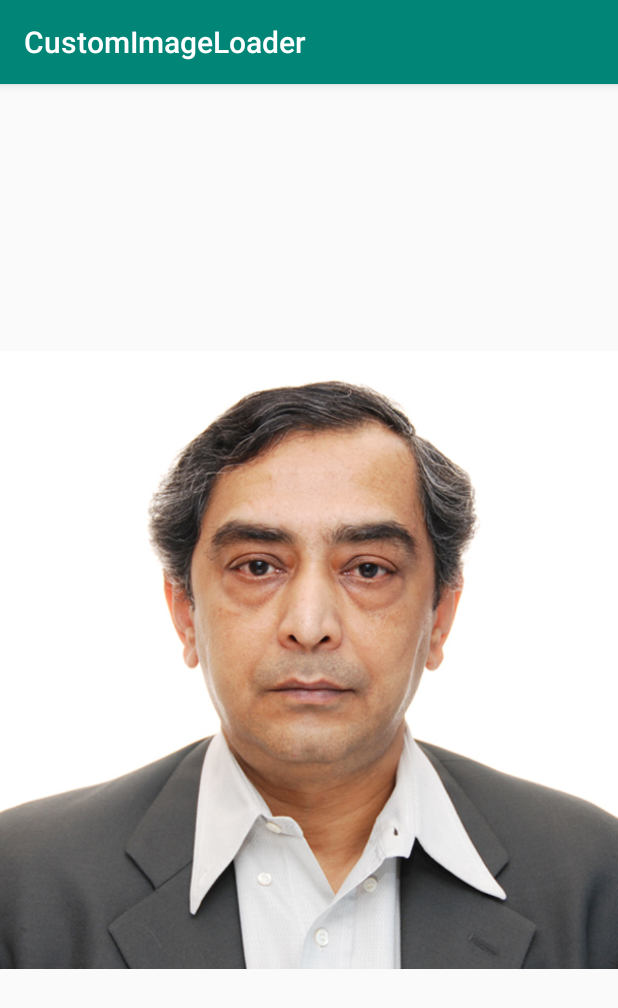
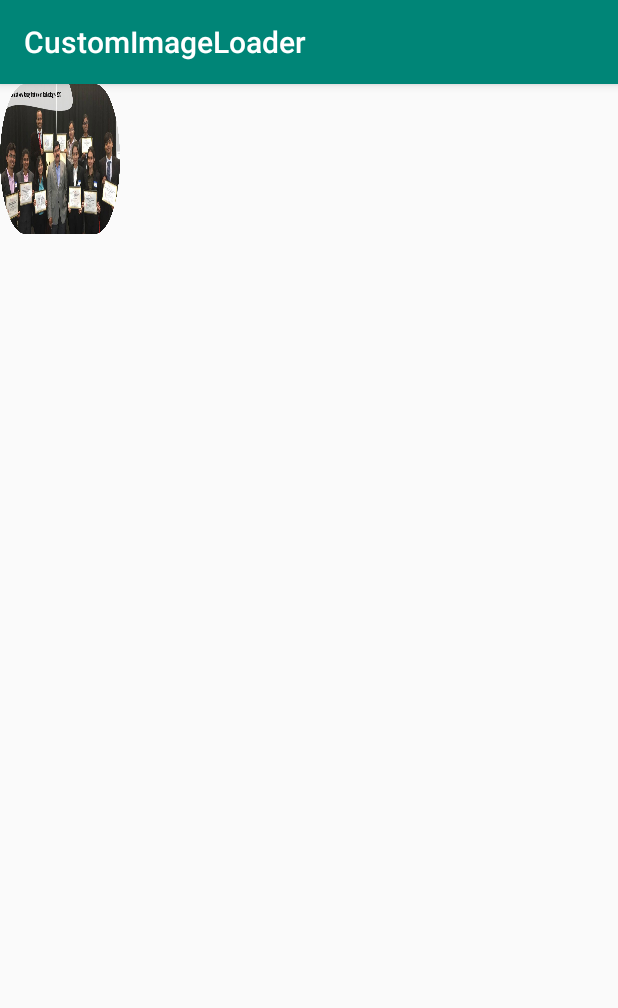
Before and after one commit to TheAndroCoder/CustomImageLoader, an Android app: the screen it shows after launch (MainActivity), on a phone screen of 412 x 824 dp. Shown: the top 1008 px of the screen. Run offline under Robolectric (Android 15) with nearby library versions, the phone set to English and light mode, and no system bars; pictures from the network do not load.

```diff
--- a/app/src/main/java/sachin/dev/customimageloader/MainActivity.java
+++ b/app/src/main/java/sachin/dev/customimageloader/MainActivity.java
@@ -17,9 +17,8 @@ public class MainActivity extends AppCompatActivity {
         super.onCreate(savedInstanceState);
         setContentView(R.layout.activity_main);
         imageView=findViewById(R.id.imageview);
-
         ImageLoader loader=ImageLoader.getInstance();
-        loader.url("https://external-content.duckduckgo.com/iu/?u=https%3A%2F%2Fi.ytimg.com%2Fvi%2F53BsyxwSBJk%2Fmaxresdefault.jpg&f=1&nofb=1").with(this).initial(R.drawable.parthapratim).transitionTime(500).into(imageView).curveFactor(2).load();
+        loader.url("https://external-content.duckduckgo.com/iu/?u=https%3A%2F%2Fnyppagesix.files.wordpress.com%2F2019%2F05%2Fgettyimages-1149239562.jpg%3Fquality%3D90%26strip%3Dall%26w%3D1200&f=1&nofb=1").with(this).initial(R.drawable.visual_slide24_1).transitionTime(500).into(imageView).roundedCorners(true).load();
 
     }
 
--- a/app/src/main/res/layout/activity_main.xml
+++ b/app/src/main/res/layout/activity_main.xml
@@ -7,7 +7,9 @@
     tools:context=".MainActivity">
 
    <ImageView
-       android:layout_width="match_parent"
-       android:layout_height="match_parent"
-       android:id="@+id/imageview"/>
+       android:layout_width="80dp"
+       android:layout_height="100dp"
+       android:scaleType="fitXY"
+       android:id="@+id/imageview"
+       />
 </RelativeLayout>
--- a/imageutility/src/main/java/sachin/dev/imageutility/ImageLoader.java
+++ b/imageutility/src/main/java/sachin/dev/imageutility/ImageLoader.java
@@ -5,6 +5,15 @@ import android.animation.Animator;
 import android.app.Activity;
 import android.content.Context;
 import android.content.pm.PackageManager;
+import android.graphics.Bitmap;
+import android.graphics.BitmapFactory;
+import android.graphics.Canvas;
+import android.graphics.Paint;
+import android.graphics.PorterDuff;
+import android.graphics.PorterDuffXfermode;
+import android.graphics.Rect;
+import android.graphics.RectF;
+import android.graphics.drawable.BitmapDrawable;
 import android.graphics.drawable.Drawable;
 import android.util.Log;
 import android.view.View;
@@ -14,10 +23,12 @@ import java.io.InputStream;
 import java.net.URL;
 
 import androidx.core.app.ActivityCompat;
+import androidx.core.graphics.drawable.RoundedBitmapDrawable;
+import androidx.core.graphics.drawable.RoundedBitmapDrawableFactory;
 
 public class ImageLoader {
     private static ImageLoader instance=null;
-    private float factor=0f;
+    private boolean roundedCorners=false;
     private String url="";
     private ImageView imageView;
     private Context context;
@@ -46,9 +57,10 @@ public class ImageLoader {
         this.imageView=imageView;
         return this;
     }
-    public ImageLoader curveFactor(float factor){
-        this.factor=factor;
-        Log.d("IMAGE_LOADER","The curve factor will work from next version of the library");
+    public ImageLoader roundedCorners(boolean bool){
+        this.roundedCorners=bool;
+        //RoundedBitmapDrawable d= RoundedBitmapDrawableFactory.create(context.getResources().getDrawable(res),);
+
         return this;
     }
     public ImageLoader transitionTime(int time){
@@ -61,8 +73,14 @@ public class ImageLoader {
             Log.d("IMAGE_LOADER","[INTERNET PERMISSION DENIED]");
             return;
         }
-        if(res!=0)
-        imageView.setImageResource(res);
+        if(res!=0 && roundedCorners)
+        {
+            Bitmap bmp= BitmapFactory.decodeResource(context.getResources(),res);
+            bmp=getRoundedCornerBitmap(context,bmp,bmp.getHeight()*bmp.getWidth(),bmp.getWidth(),bmp.getHeight(),false,false,false,false);
+            imageView.setImageBitmap(bmp);
+        }else if(res !=0){
+            imageView.setImageResource(res);
+        }
 
         new Thread(new Runnable() {
             @Override
@@ -71,6 +89,8 @@ public class ImageLoader {
                     //Response response=client.newCall(request).execute();
                     InputStream is = (InputStream)new URL(url).getContent();
                     final Drawable d = Drawable.createFromStream(is,"src name");
+                    Bitmap b=((BitmapDrawable)d).getBitmap();
+                    final Bitmap bnd=getRoundedCornerBitmap(context,b,b.getWidth()*b.getHeight(),b.getWidth(),b.getHeight(),false,false,false,false);
                     //imageView.setImageDrawable(d);
                     ((Activity)context).runOnUiThread(new Runnable() {
                         @Override
@@ -83,7 +103,7 @@ public class ImageLoader {
 
                                 @Override
                                 public void onAnimationEnd(Animator animator) {
-                                    imageView.setImageDrawable(d);
+                                    imageView.setImageBitmap(bnd);
                                     imageView.animate().alpha(1).setDuration(TRANSITION_TIME).setListener(new Animator.AnimatorListener() {
                                         @Override
                                         public void onAnimationStart(Animator animator) {
@@ -132,4 +152,44 @@ public class ImageLoader {
         this.context=context;
         return  this;
     }
+    public Bitmap getRoundedCornerBitmap(Context context, Bitmap input, int pixels , int w , int h , boolean squareTL, boolean squareTR, boolean squareBL, boolean squareBR  ) {
+
+        Bitmap output = Bitmap.createBitmap(w, h, Bitmap.Config.ARGB_8888);
+        Canvas canvas = new Canvas(output);
+        final float densityMultiplier = context.getResources().getDisplayMetrics().density;
+
+        final int color = 0xff424242;
+        final Paint paint = new Paint();
+        final Rect rect = new Rect(0, 0, w, h);
+        final RectF rectF = new RectF(rect);
+
+        //make sure that our rounded corner is scaled appropriately
+        final float roundPx = pixels*densityMultiplier;
+
+        paint.setAntiAlias(true);
+        canvas.drawARGB(0, 0, 0, 0);
+        paint.setColor(color);
+        canvas.drawRoundRect(rectF, roundPx, roundPx, paint);
+
+
+        //draw rectangles over the corners we want to be square
+        if (squareTL ){
+            canvas.drawRect(0, h/2, w/2, h, paint);
+        }
+        if (squareTR ){
+            canvas.drawRect(w/2, h/2, w, h, paint);
+        }
+        if (squareBL ){
+            canvas.drawRect(0, 0, w/2, h/2, paint);
+        }
+        if (squareBR ){
+            canvas.drawRect(w/2, 0, w, h/2, paint);
+        }
+
+
+        paint.setXfermode(new PorterDuffXfermode(PorterDuff.Mode.SRC_IN));
+        canvas.drawBitmap(input, 0,0, paint);
+
+        return output;
+    }
 }
```
Also changed, not shown: app/src/main/res/drawable/visual_slide24_1.jpg (added).
